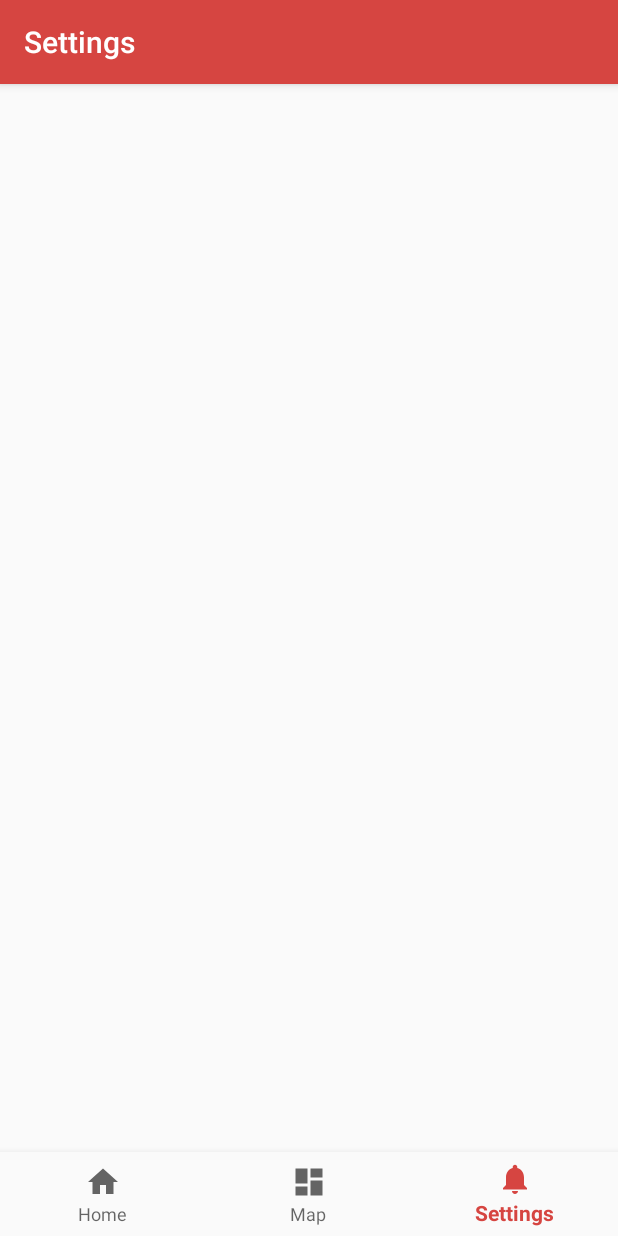
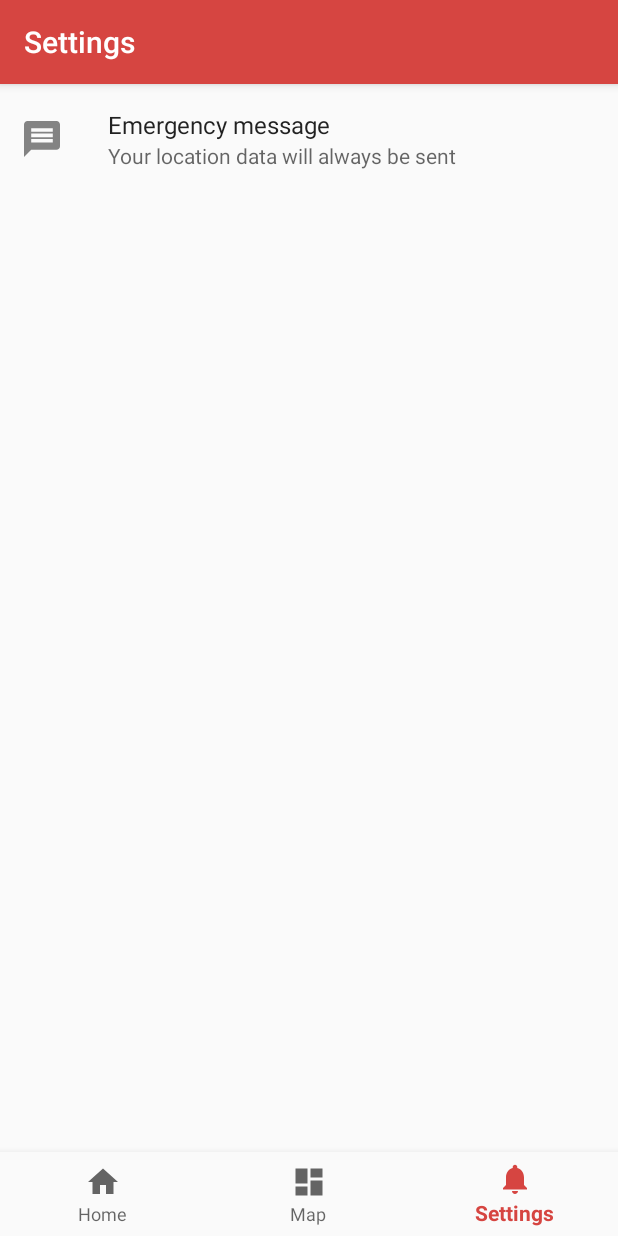
Before and after one commit to heraldofsolace/Safety-App, an Android app: the SettingsFragment screen opened through its navigation route, on a phone screen of 412 x 824 dp. Run offline under Robolectric (Android 15) with nearby library versions, the phone set to English and light mode, and no system bars; our stand-ins replace androidx.preference, navigation-ui; libraries missing offline, so code that uses them is left out: com.amulyakhare.textdrawable, com.ernestoyaquello.dragdropswiperecyclerview, com.wafflecopter.multicontactpicker; 12 statements that could not run were skipped.

Commit message:
Added location in SMS & Preference screen
Signed-off-by: Aniket Bhattacharyea <aniketmail669@gmail.com>

```diff
--- a/app/build.gradle
+++ b/app/build.gradle
@@ -46,6 +46,8 @@ dependencies {
     implementation 'androidx.lifecycle:lifecycle-extensions:2.1.0'
     implementation 'androidx.navigation:navigation-fragment-ktx:2.1.0'
     implementation 'androidx.navigation:navigation-ui-ktx:2.1.0'
+    implementation 'androidx.preference:preference:1.1.0'
+
     implementation 'com.github.broakenmedia:MultiContactPicker:1.8.5'
     implementation 'com.squareup.retrofit2:retrofit:2.6.2'
     implementation "com.squareup.retrofit2:converter-gson:2.6.2"
--- a/app/src/main/AndroidManifest.xml
+++ b/app/src/main/AndroidManifest.xml
@@ -4,6 +4,7 @@
     package="dev.abhattacharyea.safety">
     <uses-permission android:name="android.permission.CALL_PHONE" />
     <uses-permission android:name="android.permission.ACCESS_FINE_LOCATION" />
+    <uses-permission android:name="android.permission.ACCESS_BACKGROUND_LOCATION" />
     <uses-permission android:name="android.permission.SYSTEM_ALERT_WINDOW" />
     <uses-permission android:name="android.permission.SEND_SMS" />
     <uses-permission android:name="android.permission.FOREGROUND_SERVICE" />
@@ -15,7 +16,7 @@
         android:roundIcon="@mipmap/ic_launcher_round"
         android:supportsRtl="true"
         android:theme="@style/AppTheme"
-        tools:ignore="GoogleAppIndexingWarning">
+        tools:ignore="AllowBackup,GoogleAppIndexingWarning">
         <activity
             android:name=".MainActivity"
             android:label="@string/app_name">
--- a/app/src/main/java/dev/abhattacharyea/safety/MainActivity.kt
+++ b/app/src/main/java/dev/abhattacharyea/safety/MainActivity.kt
@@ -6,10 +6,12 @@ import android.content.Context
 import android.os.Build
 import android.os.Bundle
 import androidx.appcompat.app.AppCompatActivity
+import androidx.core.content.edit
 import androidx.navigation.findNavController
 import androidx.navigation.ui.AppBarConfiguration
 import androidx.navigation.ui.setupActionBarWithNavController
 import androidx.navigation.ui.setupWithNavController
+import androidx.preference.PreferenceManager
 import com.google.android.material.bottomnavigation.BottomNavigationView
 import org.jetbrains.anko.startActivity
 import org.jetbrains.anko.startService
@@ -63,6 +65,13 @@ class MainActivity : AppCompatActivity() {
 //            startActivityForResult(i, 100)
 //        }
 
+		val defaultPref = PreferenceManager.getDefaultSharedPreferences(this)
+		if(defaultPref.getString("preference_emergency_message", "") == "") {
+			defaultPref.edit {
+				putString("preference_emergency_message", "I might be in danger")
+			}
+		}
+
 		startService<LockScreenService>()
 	}
 
--- a/app/src/main/java/dev/abhattacharyea/safety/MapsController.kt
+++ b/app/src/main/java/dev/abhattacharyea/safety/MapsController.kt
@@ -38,7 +38,7 @@ class MapsController(context: Context, googleMap: GoogleMap) {
 		mGoogleMap.animateCamera(CameraUpdateFactory.newLatLngZoom(mTimeSquare, 10f))
 	}
 
-	fun setMarkersAndZoom(spotList: List<Spot>) {
+	fun setMarkersAndZoom(spotList: List<Spot>): ArrayList<Marker> {
 		val spotBitmap = BitmapDescriptorFactory.fromResource(R.drawable.ic_custom_marker)
 
 		for(spot in spotList) {
@@ -50,10 +50,13 @@ class MapsController(context: Context, googleMap: GoogleMap) {
 			markerOptions.position(latLng).title(name).icon(spotBitmap)
 
 			val marker = mGoogleMap.addMarker(markerOptions)
+
 			mSpotMarkerList.add(marker)
+
 		}
 
 		mGoogleMap.animateCamera(MapsFactory.autoZoomLevel(mSpotMarkerList))
+		return mSpotMarkerList
 	}
 
 	fun clearMarkers() {
--- a/app/src/main/java/dev/abhattacharyea/safety/model/ResultsItem.kt
+++ b/app/src/main/java/dev/abhattacharyea/safety/model/ResultsItem.kt
@@ -22,5 +22,7 @@ data class ResultsItem(
 	@SerializedName("photos")
 	val photos: List<PhotosItem>?,
 	@SerializedName("place_id")
-	val placeId: String = ""
+	val placeId: String = "",
+	@SerializedName("opening_hours")
+	val openingHours: OpeningHours
 )
--- a/app/src/main/java/dev/abhattacharyea/safety/ui/settings/SettingsFragment.kt
+++ b/app/src/main/java/dev/abhattacharyea/safety/ui/settings/SettingsFragment.kt
@@ -1,24 +1,14 @@
 package dev.abhattacharyea.safety.ui.settings
 
 import android.os.Bundle
-import android.view.LayoutInflater
-import android.view.View
-import android.view.ViewGroup
-import android.widget.TextView
-import androidx.fragment.app.Fragment
+import androidx.preference.PreferenceFragmentCompat
 import dev.abhattacharyea.safety.R
 
-class SettingsFragment : Fragment() {
+class SettingsFragment : PreferenceFragmentCompat() {
+    override fun onCreatePreferences(savedInstanceState: Bundle?, rootKey: String?) {
+        setPreferencesFromResource(R.xml.preferences, rootKey)
+    }
 
 
-    override fun onCreateView(
-        inflater: LayoutInflater,
-        container: ViewGroup?,
-        savedInstanceState: Bundle?
-    ): View? {
 
-        val root = inflater.inflate(R.layout.fragment_notifications, container, false)
-        val textView: TextView = root.findViewById(R.id.text_notifications)
-        return root
-    }
 }
--- /dev/null
+++ b/app/src/main/res/drawable-anydpi/ic_preferences_message.xml
@@ -0,0 +1,15 @@
+<vector xmlns:android="http://schemas.android.com/apk/res/android"
+    android:width="24dp"
+    android:height="24dp"
+    android:viewportWidth="20"
+    android:viewportHeight="20"
+    android:tint="#333333"
+    android:alpha="0.6">
+    <group
+        android:translateX="-2"
+        android:translateY="-2">
+        <path
+            android:fillColor="#FF000000"
+            android:pathData="M20,2L4,2c-1.1,0 -1.99,0.9 -1.99,2L2,22l4,-4h14c1.1,0 2,-0.9 2,-2L22,4c0,-1.1 -0.9,-2 -2,-2zM18,14L6,14v-2h12v2zM18,11L6,11L6,9h12v2zM18,8L6,8L6,6h12v2z" />
+    </group>
+</vector>
--- /dev/null
+++ b/app/src/main/res/xml/preferences.xml
@@ -0,0 +1,12 @@
+<?xml version="1.0" encoding="utf-8"?>
+<PreferenceScreen xmlns:android="http://schemas.android.com/apk/res/android">
+
+    <EditTextPreference
+        android:icon="@drawable/ic_preferences_message"
+        android:key="preference_emergency_message"
+        android:selectAllOnFocus="true"
+        android:singleLine="true"
+        android:summary="Your location data will always be sent"
+        android:text="I might be in danger"
+        android:title="Emergency message" />
+</PreferenceScreen>
```
Also changed, not shown: app/src/main/java/dev/abhattacharyea/safety/LockScreenService.kt (+39 -8 lines), app/src/main/java/dev/abhattacharyea/safety/MapBottomSheet.kt (added, +17 -0 lines), app/src/main/java/dev/abhattacharyea/safety/model/OpeningHours.kt (added, +8 -0 lines), app/src/main/java/dev/abhattacharyea/safety/ui/map/MapFragment.kt (+12 -1 lines), app/src/main/res/layout/map_bottom_sheet.xml (added, +16 -0 lines), app/src/main/java/dev/abhattacharyea/safety/model/Geometry.kt (line endings or trailing spaces), app/src/main/res/drawable-hdpi/ic_preferences_message.png (added), app/src/main/res/drawable-mdpi/ic_preferences_message.png (added), app/src/main/res/drawable-xhdpi/ic_preferences_message.png (added), app/src/main/res/drawable-xxhdpi/ic_preferences_message.png (added).
